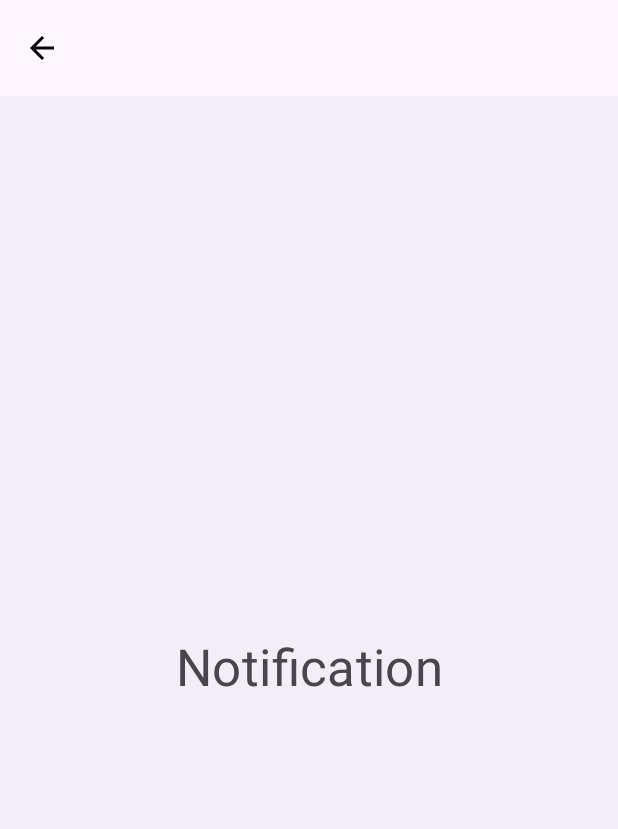
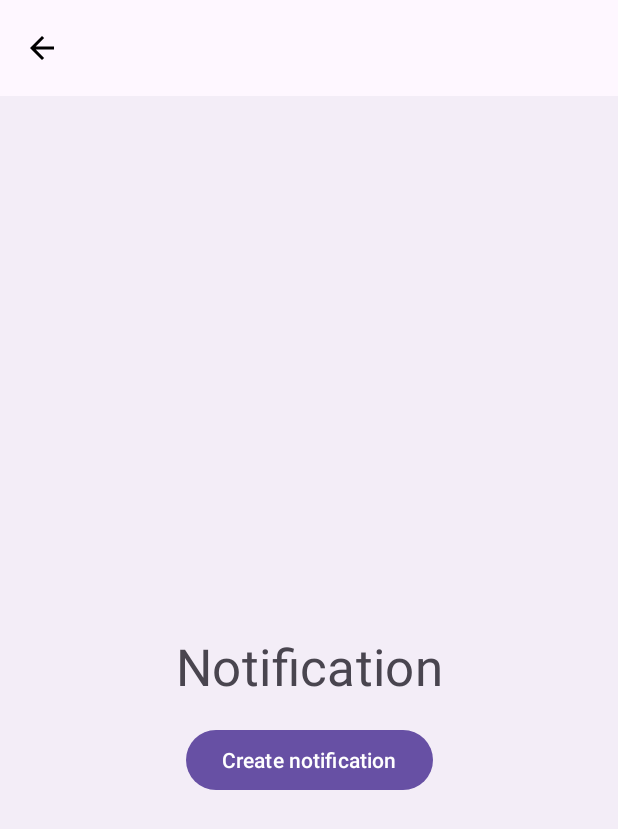
Before and after one commit to Narruplay-a/homework_navigation, an Android app: the layout fragment_notification_details.xml on its own in the app's theme, with its tools: preview values and no code run, on a phone screen of 412 x 824 dp. Shown: the top 829 px of the screen. Run offline under Robolectric (Android 15) with nearby library versions, the phone set to English and light mode, and no system bars.

```diff
--- a/webinar/src/main/AndroidManifest.xml
+++ b/webinar/src/main/AndroidManifest.xml
@@ -1,5 +1,7 @@
 <?xml version="1.0" encoding="utf-8"?>
 <manifest xmlns:android="http://schemas.android.com/apk/res/android">
+
+    <uses-permission android:name="android.permission.POST_NOTIFICATIONS"/>
 
     <application
         android:allowBackup="true"
--- a/webinar/src/main/kotlin/ru/otus/webinar/App.kt
+++ b/webinar/src/main/kotlin/ru/otus/webinar/App.kt
@@ -10,5 +10,6 @@ class App : Application() {
     override fun onCreate() {
         super.onCreate()
         sessionManager = SessionManager.Impl(this)
+        Notifications.init(this)
     }
 }
--- a/webinar/src/main/res/layout/fragment_notification_details.xml
+++ b/webinar/src/main/res/layout/fragment_notification_details.xml
@@ -39,6 +39,16 @@
             android:layout_marginEnd="@dimen/activity_horizontal_margin"
             tools:text="Notification" />
 
+        <Button
+            android:id="@+id/create_notification"
+            android:layout_width="wrap_content"
+            android:layout_height="wrap_content"
+            android:layout_marginTop="@dimen/activity_vertical_margin"
+            android:text="@string/btn_create_notification"
+            app:layout_constraintEnd_toEndOf="parent"
+            app:layout_constraintStart_toStartOf="parent"
+            app:layout_constraintTop_toBottomOf="@+id/title" />
+
     </androidx.constraintlayout.widget.ConstraintLayout>
 
 </androidx.coordinatorlayout.widget.CoordinatorLayout>
--- a/webinar/src/main/res/values/strings.xml
+++ b/webinar/src/main/res/values/strings.xml
@@ -14,4 +14,7 @@
     <string name="title_login">Login</string>
     <string name="title_welcome">Welcome</string>
     <string name="btn_logout">Logout</string>
+    <string name="channel_notifications">Notifications</string>
+    <string name="channel_notifications_description">Test notification channel</string>
+    <string name="btn_create_notification">Create notification</string>
 </resources>
```
Also changed, not shown: webinar/src/main/kotlin/ru/otus/webinar/Notifications.kt (added, +53 -0 lines), webinar/src/main/kotlin/ru/otus/webinar/ui/notifications/NotificationDetailsFragment.kt (+29 -1 lines).
